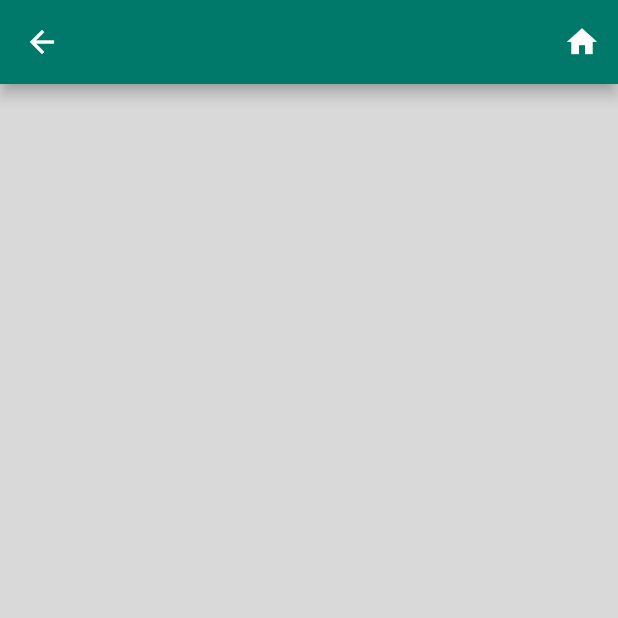
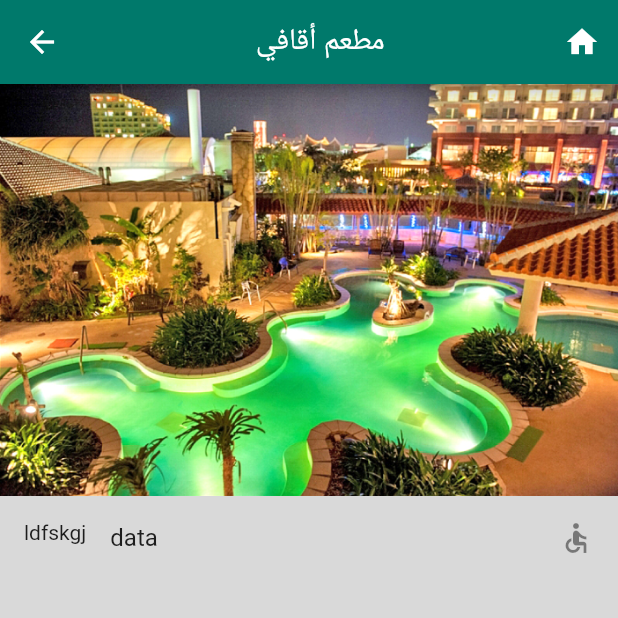
Before and after one commit to A-T-F-10/Heping_needy, a Flutter app: the Pleases screen opened directly, after a tap on "مطعم أقافي", on a phone screen of 412 x 824 dp, the top half of it. Run offline on Flutter 3.47's test engine with Material 2 defaults, Android fonts, the phone set to English and light mode, and no system bars; our stand-ins replace email_validator, firebase_auth, firebase_core, get, shared_preferences, toggle_switch; accounts and stored records are empty.

Commit message:
chenge info

```diff
--- a/lib/main.dart
+++ b/lib/main.dart
@@ -25,7 +25,7 @@ class MyApp extends StatelessWidget {
       localizationsDelegates: LocalizationService.localizationsDelegate,
       localeResolutionCallback: LocalizationService.localeResolutionCallBack,
       scaffoldMessengerKey: Utils.messengerKey,
-      home: LogIn(),
+      home: HomePage(),
     );
   }
 }
--- a/lib/pages/info_please.dart
+++ b/lib/pages/info_please.dart
@@ -1,25 +1,36 @@
 import 'package:flutter/material.dart';
-import 'package:get/get.dart';
+import 'package:holping_needy_project/core/utils/size_confg.dart';
+import 'package:holping_needy_project/models/info/info.dart';
 import 'package:holping_needy_project/pages/homepage.dart';
 
 class InofPlease extends StatelessWidget {
-  const InofPlease({Key? key}) : super(key: key);
-
+  InofPlease(this.item, {Key? key}) : super(key: key);
+  int item;
   @override
   Widget build(BuildContext context) {
     return Scaffold(
       appBar: AppBar(
+        centerTitle: true,
+        title: Text(nameIfon[item]),
         actions: [
           IconButton(
-            icon: Icon(Icons.home),
+            icon: const Icon(Icons.home),
             onPressed: () {
               Navigator.of(context).pushAndRemoveUntil(
-                  MaterialPageRoute(builder: (__) => HomePage()),
+                  MaterialPageRoute(builder: (__) => const HomePage()),
                   (route) => false);
             },
           )
         ],
       ),
+      body: ListView(children: [
+        SizedBox(child: Image.asset("assets/images/imageplease.jpg")),
+        ListTile(
+          leading: Text('ldfskgj'),
+          title: Text("data"),
+          trailing: Icon(Icons.accessible),
+        )
+      ]),
     );
   }
 }
--- a/lib/pages/pleases.dart
+++ b/lib/pages/pleases.dart
@@ -20,8 +20,10 @@ class Pleases extends StatelessWidget {
               elevation: 10,
               child: ListTile(
                 onTap: () {
-                  Navigator.of(context)
-                      .push(MaterialPageRoute(builder: (__) => InofPlease()));
+                  Navigator.of(context).push(MaterialPageRoute(
+                      builder: (__) => InofPlease(
+                            itme,
+                          )));
                 },
                 title: Text(nameIfon[itme]),
               ),
```
Also changed, not shown: assets/images/imageplease.jpg (added), 1 other file.
